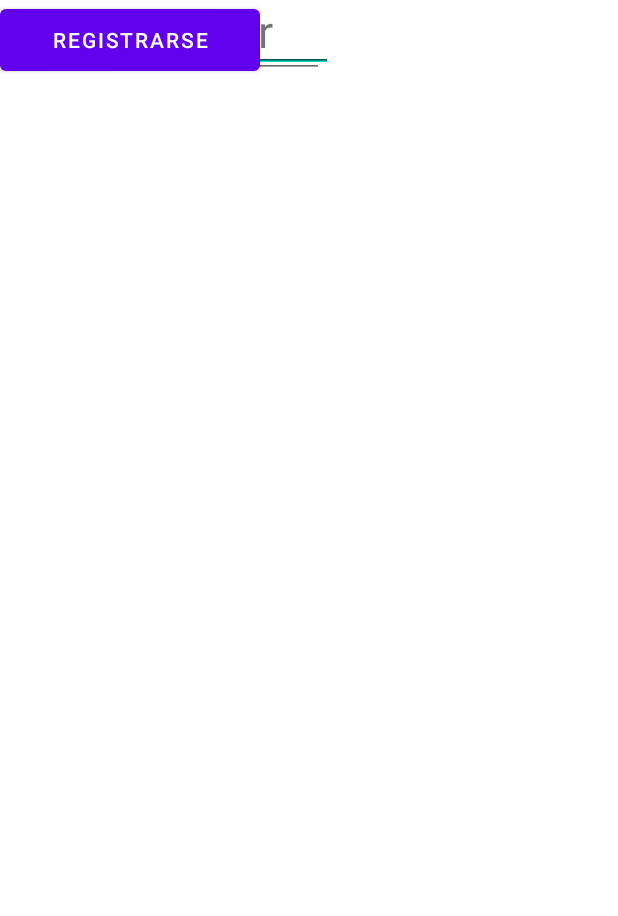
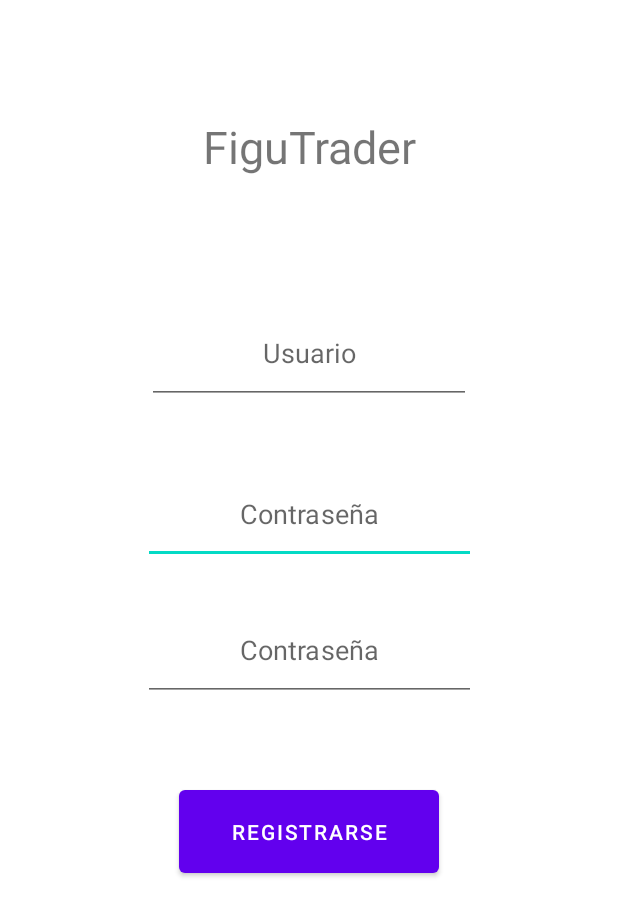
Before and after one commit to Federicobunader/TP-Mobile---FiguTrader, an Android app: the layout fragment_registrarse.xml on its own in the app's theme, with its tools: preview values and no code run, on a phone screen of 412 x 824 dp. Shown: the top 916 px of the screen. Run offline under Robolectric (Android 15) with nearby library versions, the phone set to English and light mode, and no system bars.

Commit message:
Empezamos con la navegacion

```diff
--- a/app/src/main/java/com/example/figutrader/MainActivity.kt
+++ b/app/src/main/java/com/example/figutrader/MainActivity.kt
@@ -37,7 +37,7 @@ class MainActivity : AppCompatActivity() {
         // menu should be considered as top level destinations.
         appBarConfiguration = AppBarConfiguration(
             setOf(
-                R.id.nav_home, R.id.nav_gallery, R.id.nav_slideshow
+                R.id.nav_login, R.id.nav_menu_principal, R.id.nav_album
             ), drawerLayout
         )
         setupActionBarWithNavController(navController, appBarConfiguration)
--- a/app/src/main/res/layout/fragment_registrarse.xml
+++ b/app/src/main/res/layout/fragment_registrarse.xml
@@ -9,49 +9,66 @@
     <TextView
         android:id="@+id/textView2"
         android:layout_width="222dp"
-        android:layout_height="43dp"
+        android:layout_height="0dp"
+        android:layout_marginTop="77dp"
+        android:layout_marginBottom="57dp"
         android:text="FiguTrader"
         android:textAlignment="center"
         android:textSize="30sp"
-        tools:layout_editor_absoluteX="90dp"
-        tools:layout_editor_absoluteY="77dp" />
+        app:layout_constraintBottom_toTopOf="@+id/textInputEditText2"
+        app:layout_constraintEnd_toEndOf="parent"
+        app:layout_constraintStart_toStartOf="parent"
+        app:layout_constraintTop_toTopOf="parent" />
 
     <EditText
         android:id="@+id/editTextTextPassword"
         android:layout_width="222dp"
-        android:layout_height="48dp"
+        android:layout_height="0dp"
+        android:layout_marginBottom="24dp"
         android:ems="10"
+        android:hint="Contraseña"
         android:inputType="textPassword"
-        android:hint="Contraseña"
         android:textAlignment="center"
-        tools:layout_editor_absoluteX="94dp"
-        tools:layout_editor_absoluteY="269dp" />
+        app:layout_constraintBottom_toTopOf="@+id/editTextTextPasswordConfirmarContrasena"
+        app:layout_constraintEnd_toEndOf="parent"
+        app:layout_constraintStart_toStartOf="parent"
+        app:layout_constraintTop_toBottomOf="@+id/textInputEditText2" />
 
     <EditText
         android:id="@+id/editTextTextPasswordConfirmarContrasena"
         android:layout_width="222dp"
-        android:layout_height="48dp"
+        android:layout_height="0dp"
+        android:layout_marginBottom="53dp"
         android:ems="10"
         android:hint="Contraseña"
         android:inputType="textPassword"
         android:textAlignment="center"
-        tools:layout_editor_absoluteX="94dp"
-        tools:layout_editor_absoluteY="341dp" />
+        app:layout_constraintBottom_toTopOf="@+id/button"
+        app:layout_constraintEnd_toEndOf="parent"
+        app:layout_constraintStart_toStartOf="parent"
+        app:layout_constraintTop_toBottomOf="@+id/editTextTextPassword" />
 
     <com.google.android.material.textfield.TextInputEditText
+        android:id="@+id/textInputEditText2"
         android:layout_width="216dp"
-        android:layout_height="52dp"
+        android:layout_height="0dp"
+        android:layout_marginBottom="40dp"
         android:hint="Usuario"
         android:textAlignment="center"
-        tools:layout_editor_absoluteX="94dp"
-        tools:layout_editor_absoluteY="177dp" />
+        app:layout_constraintBottom_toTopOf="@+id/editTextTextPassword"
+        app:layout_constraintEnd_toEndOf="parent"
+        app:layout_constraintStart_toStartOf="parent"
+        app:layout_constraintTop_toBottomOf="@+id/textView2" />
 
     <Button
         android:id="@+id/button"
         android:layout_width="173dp"
-        android:layout_height="53dp"
+        android:layout_height="0dp"
+        android:layout_marginBottom="236dp"
         android:text="Registrarse"
-        tools:layout_editor_absoluteX="119dp"
-        tools:layout_editor_absoluteY="442dp" />
+        app:layout_constraintBottom_toBottomOf="parent"
+        app:layout_constraintEnd_toEndOf="parent"
+        app:layout_constraintStart_toStartOf="parent"
+        app:layout_constraintTop_toBottomOf="@+id/editTextTextPasswordConfirmarContrasena" />
 
 </androidx.constraintlayout.widget.ConstraintLayout>
--- a/app/src/main/res/values/strings.xml
+++ b/app/src/main/res/values/strings.xml
@@ -7,7 +7,7 @@
     <string name="nav_header_desc">Navigation header</string>
     <string name="action_settings">Settings</string>
 
-    <string name="menu_home">Home</string>
-    <string name="menu_gallery">Gallery</string>
-    <string name="menu_slideshow">Slideshow</string>
+    <string name="menu_menu_principal">Menu Principal</string>
+    <string name="menu_album">Album</string>
+    <string name="menu_login">Login</string>
 </resources>
```
Also changed, not shown: app/src/main/res/navigation/mobile_navigation.xml (+14 -10 lines).
